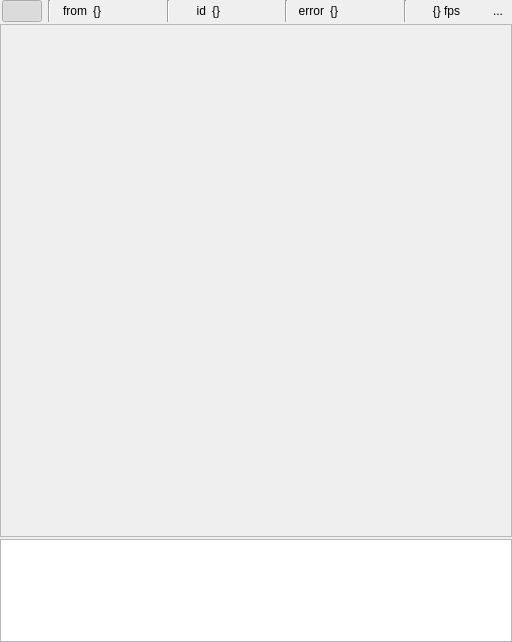
Above: src/ui/frame.ui from pejoypan/VertViewer before the change. Below: the same form after it.
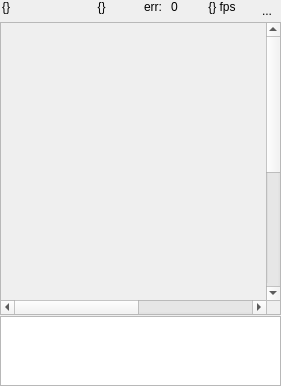
That is the form after the change. Icons and pictures are not drawn.

Commit message: develop frame_window and mainwindow

```diff
--- a/src/ui/frame.ui
+++ b/src/ui/frame.ui
@@ -6,8 +6,8 @@
    <rect>
     <x>0</x>
     <y>0</y>
-    <width>512</width>
-    <height>642</height>
+    <width>281</width>
+    <height>386</height>
    </rect>
   </property>
   <property name="windowTitle">
@@ -15,7 +15,7 @@
   </property>
   <layout class="QVBoxLayout" name="verticalLayout">
    <property name="spacing">
-    <number>2</number>
+    <number>1</number>
    </property>
    <property name="leftMargin">
     <number>0</number>
@@ -40,10 +40,16 @@
      <property name="maximumSize">
       <size>
        <width>16777215</width>
-       <height>30</height>
+       <height>24</height>
       </size>
      </property>
+     <property name="styleSheet">
+      <string notr="true">background-color: rgba(0, 0, 0, 0)</string>
+     </property>
      <layout class="QHBoxLayout" name="horizontalLayout">
+      <property name="spacing">
+       <number>0</number>
+      </property>
       <property name="leftMargin">
        <number>2</number>
       </property>
@@ -56,51 +62,6 @@
       <property name="bottomMargin">
        <number>0</number>
       </property>
-      <item>
-       <widget class="QPushButton" name="pushButton">
-        <property name="sizePolicy">
-         <sizepolicy hsizetype="Fixed" vsizetype="Fixed">
-          <horstretch>0</horstretch>
-          <verstretch>0</verstretch>
-         </sizepolicy>
-        </property>
-        <property name="text">
-         <string/>
-        </property>
-        <property name="icon">
-         <iconset theme="QIcon::ThemeIcon::SyncSynchronizing"/>
-        </property>
-        <property name="checkable">
-         <bool>true</bool>
-        </property>
-        <property name="checked">
-         <bool>true</bool>
-        </property>
-       </widget>
-      </item>
-      <item>
-       <widget class="Line" name="line_4">
-        <property name="orientation">
-         <enum>Qt::Orientation::Vertical</enum>
-        </property>
-       </widget>
-      </item>
-      <item>
-       <widget class="QLabel" name="label">
-        <property name="maximumSize">
-         <size>
-          <width>30</width>
-          <height>16777215</height>
-         </size>
-        </property>
-        <property name="text">
-         <string>from</string>
-        </property>
-        <property name="alignment">
-         <set>Qt::AlignmentFlag::AlignRight|Qt::AlignmentFlag::AlignTrailing|Qt::AlignmentFlag::AlignVCenter</set>
-        </property>
-       </widget>
-      </item>
       <item>
        <widget class="QLabel" name="label_user_id">
         <property name="sizePolicy">
@@ -113,30 +74,7 @@
          <string>{}</string>
         </property>
         <property name="alignment">
-         <set>Qt::AlignmentFlag::AlignLeading|Qt::AlignmentFlag::AlignLeft|Qt::AlignmentFlag::AlignVCenter</set>
-        </property>
-       </widget>
-      </item>
-      <item>
-       <widget class="Line" name="line">
-        <property name="orientation">
-         <enum>Qt::Orientation::Vertical</enum>
-        </property>
-       </widget>
-      </item>
-      <item>
-       <widget class="QLabel" name="label_2">
-        <property name="maximumSize">
-         <size>
-          <width>30</width>
-          <height>16777215</height>
-         </size>
-        </property>
-        <property name="text">
-         <string>id</string>
-        </property>
-        <property name="alignment">
-         <set>Qt::AlignmentFlag::AlignRight|Qt::AlignmentFlag::AlignTrailing|Qt::AlignmentFlag::AlignVCenter</set>
+         <set>Qt::AlignmentFlag::AlignLeading|Qt::AlignmentFlag::AlignLeft|Qt::AlignmentFlag::AlignTop</set>
         </property>
        </widget>
       </item>
@@ -146,14 +84,7 @@
          <string>{}</string>
         </property>
         <property name="alignment">
-         <set>Qt::AlignmentFlag::AlignLeading|Qt::AlignmentFlag::AlignLeft|Qt::AlignmentFlag::AlignVCenter</set>
-        </property>
-       </widget>
-      </item>
-      <item>
-       <widget class="Line" name="line_3">
-        <property name="orientation">
-         <enum>Qt::Orientation::Vertical</enum>
+         <set>Qt::AlignmentFlag::AlignHCenter|Qt::AlignmentFlag::AlignTop</set>
         </property>
        </widget>
       </item>
@@ -161,29 +92,31 @@
        <widget class="QLabel" name="label_3">
         <property name="maximumSize">
          <size>
-          <width>30</width>
+          <width>36</width>
           <height>16777215</height>
          </size>
         </property>
         <property name="text">
-         <string>error</string>
+         <string>err:</string>
         </property>
         <property name="alignment">
-         <set>Qt::AlignmentFlag::AlignRight|Qt::AlignmentFlag::AlignTrailing|Qt::AlignmentFlag::AlignVCenter</set>
+         <set>Qt::AlignmentFlag::AlignHCenter|Qt::AlignmentFlag::AlignTop</set>
         </property>
        </widget>
       </item>
       <item>
        <widget class="QLabel" name="label_error">
+        <property name="maximumSize">
+         <size>
+          <width>18</width>
+          <height>16777215</height>
+         </size>
+        </property>
         <property name="text">
-         <string>{}</string>
+         <string>0</string>
         </property>
-       </widget>
-      </item>
-      <item>
-       <widget class="Line" name="line_2">
-        <property name="orientation">
-         <enum>Qt::Orientation::Vertical</enum>
+        <property name="alignment">
+         <set>Qt::AlignmentFlag::AlignLeading|Qt::AlignmentFlag::AlignLeft|Qt::AlignmentFlag::AlignTop</set>
         </property>
        </widget>
       </item>
@@ -193,7 +126,7 @@
          <string>{} fps</string>
         </property>
         <property name="alignment">
-         <set>Qt::AlignmentFlag::AlignCenter</set>
+         <set>Qt::AlignmentFlag::AlignHCenter|Qt::AlignmentFlag::AlignTop</set>
         </property>
        </widget>
       </item>
@@ -224,12 +157,6 @@
    </item>
    <item>
     <widget class="QScrollArea" name="scrollArea">
-     <property name="sizePolicy">
-      <sizepolicy hsizetype="Expanding" vsizetype="Expanding">
-       <horstretch>0</horstretch>
-       <verstretch>5</verstretch>
-      </sizepolicy>
-     </property>
      <property name="alignment">
       <set>Qt::AlignmentFlag::AlignCenter</set>
      </property>
@@ -237,7 +164,7 @@
       <property name="geometry">
        <rect>
         <x>0</x>
-        <y>0</y>
+        <y>-168</y>
         <width>510</width>
         <height>510</height>
        </rect>
@@ -247,11 +174,8 @@
    </item>
    <item>
     <widget class="QTableView" name="tableView">
-     <property name="sizePolicy">
-      <sizepolicy hsizetype="Expanding" vsizetype="Expanding">
-       <horstretch>0</horstretch>
-       <verstretch>1</verstretch>
-      </sizepolicy>
+     <property name="sizeAdjustPolicy">
+      <enum>QAbstractScrollArea::SizeAdjustPolicy::AdjustToContents</enum>
      </property>
     </widget>
    </item>
```
The commit also changes 5 other files.
